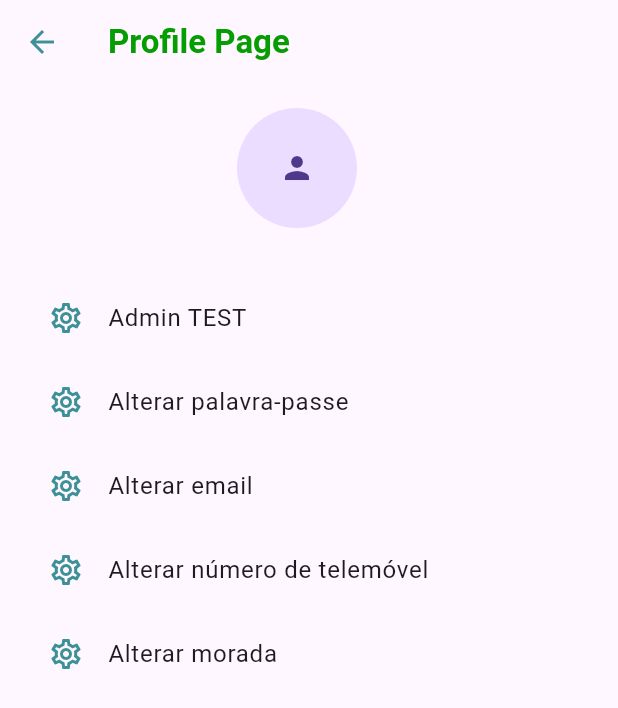
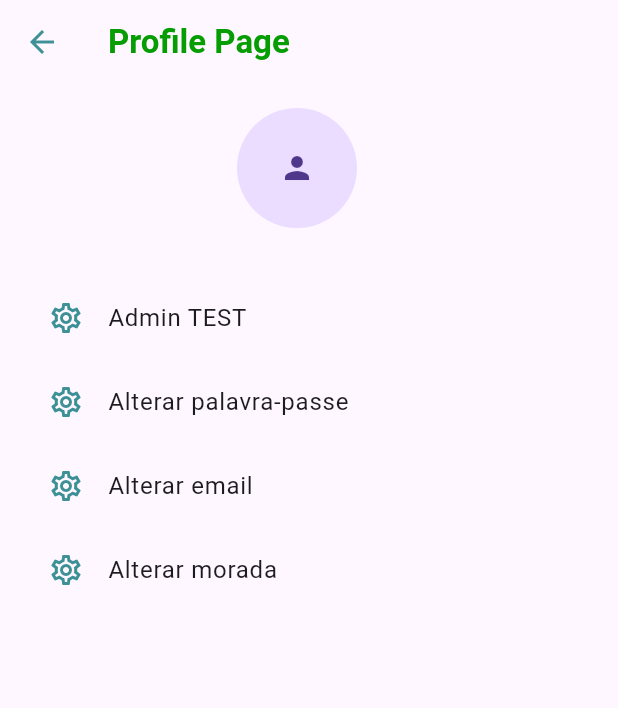
Before and after one commit to IceAngel-04/adRENTure-v2, a Flutter app: the ProfileEditPage screen opened directly with empty values, on a phone screen of 412 x 824 dp. Shown: the top 708 px of the screen. Run offline on Flutter 3.47's test engine with Material 3 defaults, Android fonts, the phone set to English and light mode, and no system bars; our stand-ins replace charts_flutter, image_picker.

Commit message:
another one

```diff
--- a/lib/pages/profile/profileEdit.dart
+++ b/lib/pages/profile/profileEdit.dart
@@ -32,11 +32,11 @@ import 'package:flutter/material.dart';
       MaterialPageRoute(builder: (context) => UpdateEmail(user: user,)));
     }
 
- void updateNumber(BuildContext context, User user){
+ /*void updateNumber(BuildContext context, User user){
       Navigator.push(
       context,
       MaterialPageRoute(builder: (context) => UpdateNumber(user: user)));
-    }
+    }*/
 
  void updateAddress(BuildContext context,User user){
       Navigator.push(
@@ -104,11 +104,11 @@ class ProfileEditPage extends StatelessWidget {
               title: const Text('Alterar email'),
               onTap: () => updateEmail(context, user),
             ),
-            ListTile(
+            /*ListTile(
               leading: const Icon(Icons.settings_outlined,color: Color(0xFF3C9096)),
               title: const Text('Alterar número de telemóvel'),
               onTap: () => updateNumber(context, user),
-            ),
+            ),*/
             ListTile(
               leading: const Icon(Icons.settings_outlined,color: Color(0xFF3C9096)),
               title: const Text('Alterar morada'),
--- a/lib/pages/profile/updateNumber.dart
+++ b/lib/pages/profile/updateNumber.dart
@@ -1,5 +1,5 @@
 import 'package:adrenture/data/profile_data.dart';
-import 'package:flutter/material.dart';
+/*import 'package:flutter/material.dart';
 import 'package:http/http.dart' as http;
 import 'dart:convert';
 
@@ -111,4 +111,4 @@ class _UpdateNumberState extends State<UpdateNumber> {
       ),
     );
   }
-}
+}*/
```
